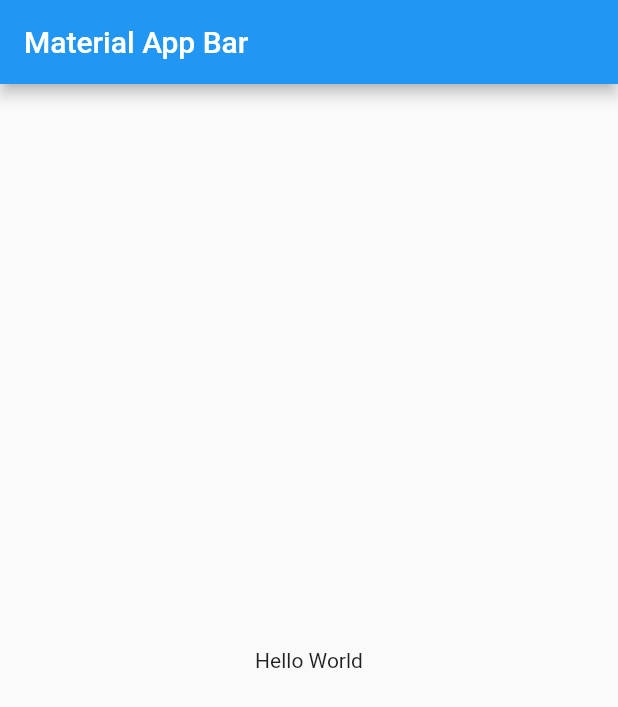
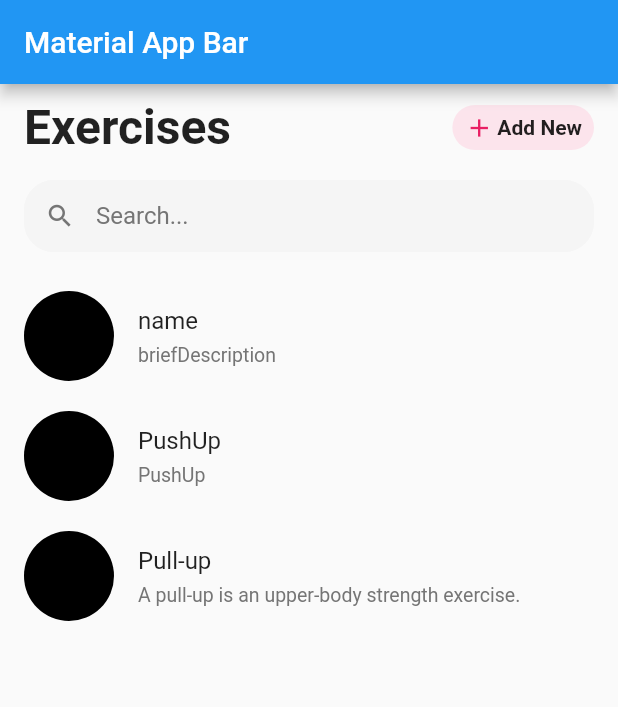
Before and after one commit to KhilfiNazarudin/Walk-In-The-Park, a Flutter app: the screen it shows after launch, on a phone screen of 412 x 824 dp. Shown: the top 707 px of the screen. Run offline on Flutter 3.47's test engine with Material 2 defaults, Android fonts, the phone set to English and light mode, and no system bars.

Commit message:
First edits of Exercises section

```diff
--- a/walk_in_the_park/lib/main.dart
+++ b/walk_in_the_park/lib/main.dart
@@ -1,4 +1,6 @@
 import 'package:flutter/material.dart';
+import 'package:walk_in_the_park/screens/exerciseDetailPage.dart';
+import 'package:walk_in_the_park/screens/exerciseListPage.dart';
 
 void main() => runApp(MyApp());
 
@@ -8,15 +10,10 @@ class MyApp extends StatelessWidget {
     return MaterialApp(
       title: 'Material App',
       home: Scaffold(
-        appBar: AppBar(
-          title: Text('Material App Bar'),
-        ),
-        body: Center(
-          child: Container(
-            child: Text('Hello World'),
+          appBar: AppBar(
+            title: Text('Material App Bar'),
           ),
-        ),
-      ),
+          body: exerciseListPage()),
     );
   }
 }
--- a/walk_in_the_park/lib/models/exercise.dart
+++ b/walk_in_the_park/lib/models/exercise.dart
@@ -1,8 +1,13 @@
 class Exercises {
-  Exercises(String name) {
+  Exercises(String name, String briefDescription, String description) {
+    this.description = description;
     this.name = name;
+    this.briefDescription = briefDescription;
   }
-  String name;
+
+  String description = '';
+  String briefDescription = '';
+  String name = '';
 
   String getName() {
     return this.name;
@@ -11,4 +16,12 @@ class Exercises {
   void setName(String name) {
     this.name = name;
   }
+
+  String getDescription() {
+    return this.description;
+  }
+
+  void setDescription(String description) {
+    this.description = description;
+  }
 }
--- /dev/null
+++ b/walk_in_the_park/lib/screens/exerciseDetailPage.dart
@@ -0,0 +1,38 @@
+import 'dart:ui';
+
+import 'package:flutter/material.dart';
+import 'package:walk_in_the_park/models/exercise.dart';
+
+class exerciseDetailsPage extends StatefulWidget {
+  Exercises exercises;
+
+  exerciseDetailsPage({Key? key, required this.exercises}) : super(key: key);
+
+  @override
+  _exerciseDetailsPageState createState() => _exerciseDetailsPageState();
+}
+
+class _exerciseDetailsPageState extends State<exerciseDetailsPage> {
+  @override
+  Widget build(BuildContext context) {
+    return Scaffold(
+      appBar: AppBar(
+        title: Text(widget.exercises.name),
+      ),
+      body: Column(
+        children: [
+          Text(
+            widget.exercises.name,
+            style: TextStyle(fontSize: 30),
+            textAlign: TextAlign.center,
+          ),
+          Spacer(),
+          Text(
+            widget.exercises.description,
+            style: TextStyle(fontSize: 30),
+          ),
+        ],
+      ),
+    );
+  }
+}
--- /dev/null
+++ b/walk_in_the_park/lib/screens/exerciseListPage.dart
@@ -0,0 +1,108 @@
+import 'package:flutter/material.dart';
+import 'package:walk_in_the_park/models/exercise.dart';
+import 'package:walk_in_the_park/widgets/exerciseList.dart';
+
+class exerciseListPage extends StatefulWidget {
+  exerciseListPage({Key? key}) : super(key: key);
+
+  @override
+  _exerciseListPageState createState() => _exerciseListPageState();
+}
+
+class _exerciseListPageState extends State<exerciseListPage> {
+  List<Exercises> exercises = [
+    Exercises('name', 'briefDescription', 'Description'),
+    Exercises('PushUp', 'PushUp', 'PushUp'),
+    Exercises('Pull-up', 'A pull-up is an upper-body strength exercise.',
+        'The pull-up is a closed-chain movement where the body is suspended by the hands and pulls up. As this happens, the elbows flex and the shoulders adduct and extend to bring the elbows to the torso.'),
+  ];
+
+  @override
+  Widget build(BuildContext context) {
+    return Scaffold(
+      body: SingleChildScrollView(
+        physics: BouncingScrollPhysics(),
+        child: Column(
+          crossAxisAlignment: CrossAxisAlignment.start,
+          children: [
+            SafeArea(
+              child: Padding(
+                padding: EdgeInsets.only(left: 16, right: 16, top: 10),
+                child: Row(
+                  mainAxisAlignment: MainAxisAlignment.spaceBetween,
+                  children: <Widget>[
+                    Text(
+                      "Exercises",
+                      style:
+                          TextStyle(fontSize: 32, fontWeight: FontWeight.bold),
+                    ),
+                    Container(
+                      padding:
+                          EdgeInsets.only(left: 8, right: 8, top: 2, bottom: 2),
+                      height: 30,
+                      decoration: BoxDecoration(
+                        borderRadius: BorderRadius.circular(30),
+                        color: Colors.pink[50],
+                      ),
+                      child: Row(
+                        children: <Widget>[
+                          Icon(
+                            Icons.add,
+                            color: Colors.pink,
+                            size: 20,
+                          ),
+                          SizedBox(
+                            width: 2,
+                          ),
+                          Text(
+                            "Add New",
+                            style: TextStyle(
+                                fontSize: 14, fontWeight: FontWeight.bold),
+                          ),
+                        ],
+                      ),
+                    )
+                  ],
+                ),
+              ),
+            ),
+            Padding(
+              padding: EdgeInsets.only(top: 16, left: 16, right: 16),
+              child: TextField(
+                decoration: InputDecoration(
+                  hintText: "Search...",
+                  hintStyle: TextStyle(color: Colors.grey.shade600),
+                  prefixIcon: Icon(
+                    Icons.search,
+                    color: Colors.grey.shade600,
+                    size: 20,
+                  ),
+                  filled: true,
+                  fillColor: Colors.grey.shade100,
+                  contentPadding: EdgeInsets.all(8),
+                  enabledBorder: OutlineInputBorder(
+                      borderRadius: BorderRadius.circular(20),
+                      borderSide: BorderSide(color: Colors.grey.shade100)),
+                ),
+              ),
+            ),
+            ListView.builder(
+              itemCount: exercises.length,
+              shrinkWrap: true,
+              padding: EdgeInsets.only(top: 16),
+              physics: NeverScrollableScrollPhysics(),
+              itemBuilder: (context, index) {
+                return exerciseList(
+                  name: exercises[index].name,
+                  description: exercises[index].description,
+                  briefDescription: exercises[index].briefDescription,
+                  exercises: exercises[index],
+                );
+              },
+            )
+          ],
+        ),
+      ),
+    );
+  }
+}
--- /dev/null
+++ b/walk_in_the_park/lib/widgets/exerciseList.dart
@@ -0,0 +1,75 @@
+import 'package:flutter/material.dart';
+import 'package:walk_in_the_park/main.dart';
+import 'package:walk_in_the_park/models/exercise.dart';
+import 'package:walk_in_the_park/screens/exerciseDetailPage.dart';
+
+class exerciseList extends StatefulWidget {
+  String name;
+  String description;
+  String briefDescription;
+  Exercises exercises;
+
+  exerciseList(
+      {required this.name,
+      required this.description,
+      required this.briefDescription,
+      required this.exercises});
+
+  @override
+  _exerciseListState createState() => _exerciseListState();
+}
+
+class _exerciseListState extends State<exerciseList> {
+  var exercises;
+
+  @override
+  Widget build(BuildContext context) {
+    return GestureDetector(
+      onTap: () {
+        Navigator.push(context, MaterialPageRoute(builder: (context) {
+          return exerciseDetailsPage(
+            exercises: widget.exercises,
+          ); //CHATDETAILPAGE
+        }));
+      },
+      child: Container(
+        padding: EdgeInsets.only(left: 16, right: 16, top: 10, bottom: 10),
+        child: Row(
+          children: <Widget>[
+            CircleAvatar(
+              backgroundColor: Colors.black,
+              maxRadius: 30,
+            ),
+            SizedBox(
+              width: 16,
+            ),
+            Expanded(
+              child: Container(
+                color: Colors.transparent,
+                child: Column(
+                  crossAxisAlignment: CrossAxisAlignment.start,
+                  children: <Widget>[
+                    Text(
+                      widget.name,
+                      style: TextStyle(fontSize: 16),
+                    ),
+                    SizedBox(
+                      height: 6,
+                    ),
+                    Text(
+                      widget.briefDescription,
+                      style: TextStyle(
+                        fontSize: 13,
+                        color: Colors.grey.shade600,
+                      ),
+                    ),
+                  ],
+                ),
+              ),
+            ),
+          ],
+        ),
+      ),
+    );
+  }
+}
--- a/walk_in_the_park/pubspec.yaml
+++ b/walk_in_the_park/pubspec.yaml
@@ -58,8 +58,8 @@ flutter:
   uses-material-design: true
 
   # To add assets to your application, add an assets section, like this:
-  # assets:
-  #   - images/a_dot_burr.jpeg
+  assets:
+    - images/
   #   - images/a_dot_ham.jpeg
 
   # An image asset can refer to one or more resolution-specific "variants", see
```
